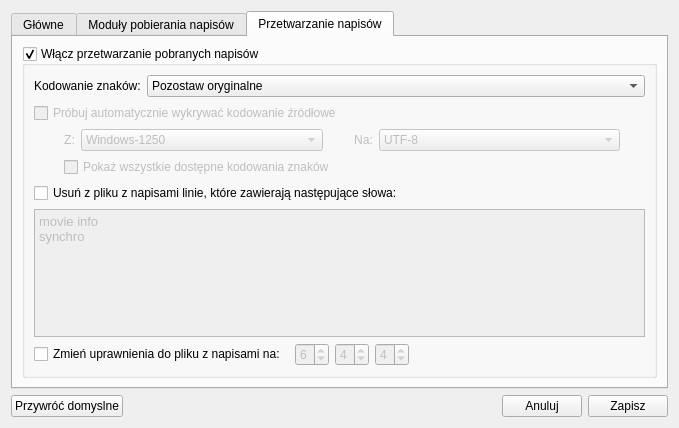
The window that ui/frmoptions.ui (QNapi/qnapi) describes before a commit, drawn with Qt 5.
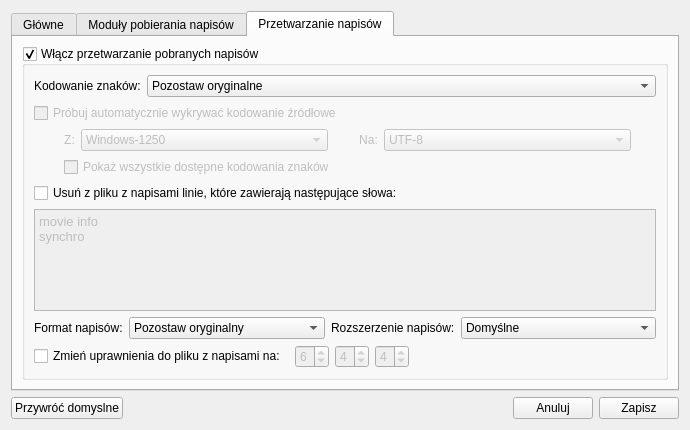
The same window after the commit. The open tabs and pages were chosen to show the change. Icons and pictures are not drawn.

Commit message: added ffprobe path selection and format/extension choice to frmOptions

Patch:
```diff
--- a/ui/frmoptions.ui
+++ b/ui/frmoptions.ui
@@ -6,8 +6,8 @@
    <rect>
     <x>0</x>
     <y>0</y>
-    <width>679</width>
-    <height>428</height>
+    <width>690</width>
+    <height>430</height>
    </rect>
   </property>
   <property name="windowTitle">
@@ -291,8 +291,8 @@
       <attribute name="title">
        <string>Przetwarzanie napisów</string>
       </attribute>
-      <layout class="QVBoxLayout">
-       <item>
+      <layout class="QGridLayout" name="gridLayout_3">
+       <item row="0" column="0">
         <widget class="QGroupBox" name="gbPpEnable">
          <property name="title">
           <string>Włącz przetwarzanie pobranych napisów</string>
@@ -303,8 +303,8 @@
          <property name="checked">
           <bool>true</bool>
          </property>
-         <layout class="QVBoxLayout">
-          <item>
+         <layout class="QGridLayout" name="gridLayout_4">
+          <item row="0" column="0" colspan="4">
            <layout class="QHBoxLayout" name="horizontalLayout_2">
             <item>
              <widget class="QLabel" name="lbEncoding">
@@ -340,7 +340,7 @@
             </item>
            </layout>
           </item>
-          <item>
+          <item row="1" column="0" colspan="3">
            <widget class="QCheckBox" name="cbAutoDetectEncoding">
             <property name="enabled">
              <bool>false</bool>
@@ -353,7 +353,7 @@
             </property>
            </widget>
           </item>
-          <item>
+          <item row="2" column="0" colspan="4">
            <layout class="QHBoxLayout">
             <item>
              <spacer>
@@ -479,7 +479,7 @@
             </item>
            </layout>
           </item>
-          <item>
+          <item row="3" column="0" colspan="4">
            <layout class="QHBoxLayout" name="horizontalLayout">
             <property name="topMargin">
              <number>0</number>
@@ -512,14 +512,14 @@
             </item>
            </layout>
           </item>
-          <item>
+          <item row="4" column="0" colspan="3">
            <widget class="QCheckBox" name="cbRemoveLines">
             <property name="text">
              <string>Usuń z pliku z napisami linie, które zawierają następujące słowa:</string>
             </property>
            </widget>
           </item>
-          <item>
+          <item row="5" column="0" colspan="4">
            <widget class="QTextEdit" name="teRemoveWords">
             <property name="enabled">
              <bool>false</bool>
@@ -537,7 +537,86 @@
             </property>
            </widget>
           </item>
-          <item>
+          <item row="6" column="0">
+           <widget class="QLabel" name="lbSubFormat">
+            <property name="text">
+             <string>Format napisów:</string>
+            </property>
+           </widget>
+          </item>
+          <item row="6" column="1">
+           <widget class="QComboBox" name="cbSubFormat">
+            <property name="sizePolicy">
+             <sizepolicy hsizetype="MinimumExpanding" vsizetype="Fixed">
+              <horstretch>0</horstretch>
+              <verstretch>0</verstretch>
+             </sizepolicy>
+            </property>
+            <item>
+             <property name="text">
+              <string>Pozostaw oryginalny</string>
+             </property>
+            </item>
+            <item>
+             <property name="text">
+              <string>mDVD</string>
+             </property>
+            </item>
+            <item>
+             <property name="text">
+              <string>MPL2</string>
+             </property>
+            </item>
+            <item>
+             <property name="text">
+              <string>SRT</string>
+             </property>
+            </item>
+            <item>
+             <property name="text">
+              <string>TMP</string>
+             </property>
+            </item>
+           </widget>
+          </item>
+          <item row="6" column="2">
+           <widget class="QLabel" name="lbSubExtension">
+            <property name="text">
+             <string>Rozszerzenie napisów:</string>
+            </property>
+           </widget>
+          </item>
+          <item row="6" column="3">
+           <widget class="QComboBox" name="cbSubExtension">
+            <property name="sizePolicy">
+             <sizepolicy hsizetype="MinimumExpanding" vsizetype="Fixed">
+              <horstretch>0</horstretch>
+              <verstretch>0</verstretch>
+             </sizepolicy>
+            </property>
+            <item>
+             <property name="text">
+              <string>Domyślne</string>
+             </property>
+            </item>
+            <item>
+             <property name="text">
+              <string>.txt</string>
+             </property>
+            </item>
+            <item>
+             <property name="text">
+              <string>.sub</string>
+             </property>
+            </item>
+            <item>
+             <property name="text">
+              <string>.srt</string>
+             </property>
+            </item>
+           </widget>
+          </item>
+          <item row="7" column="0" colspan="4">
            <layout class="QHBoxLayout">
             <property name="topMargin">
              <number>0</number>
```
Left out of the diff: 50 changed lines with no effect on the pictures.
